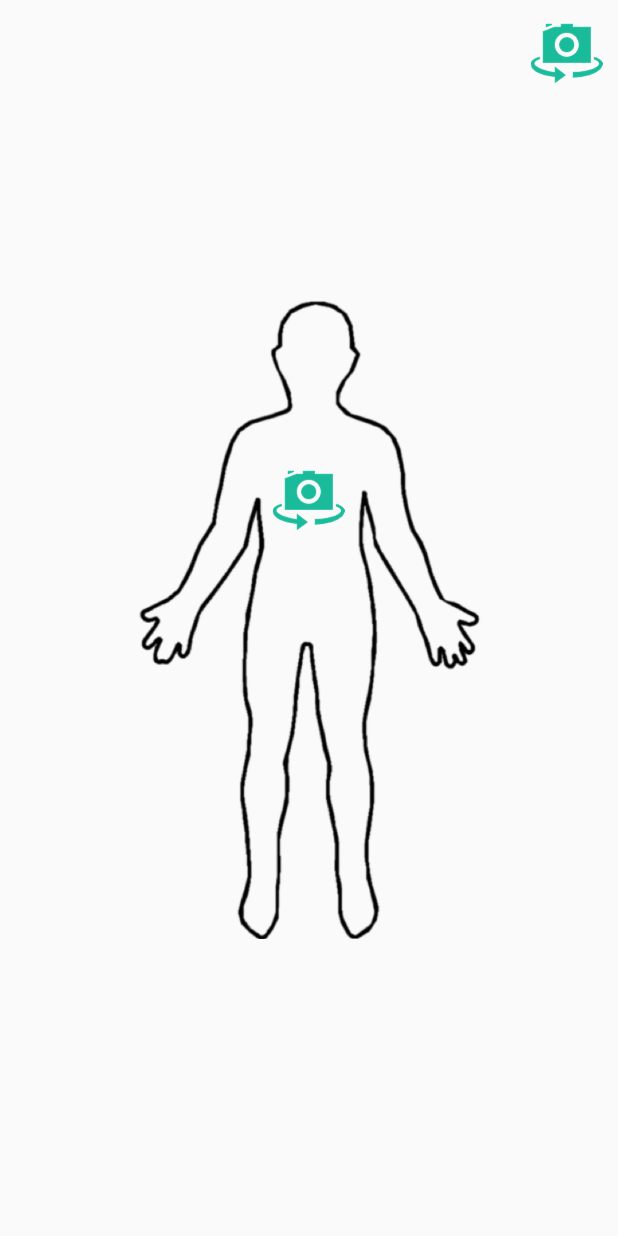
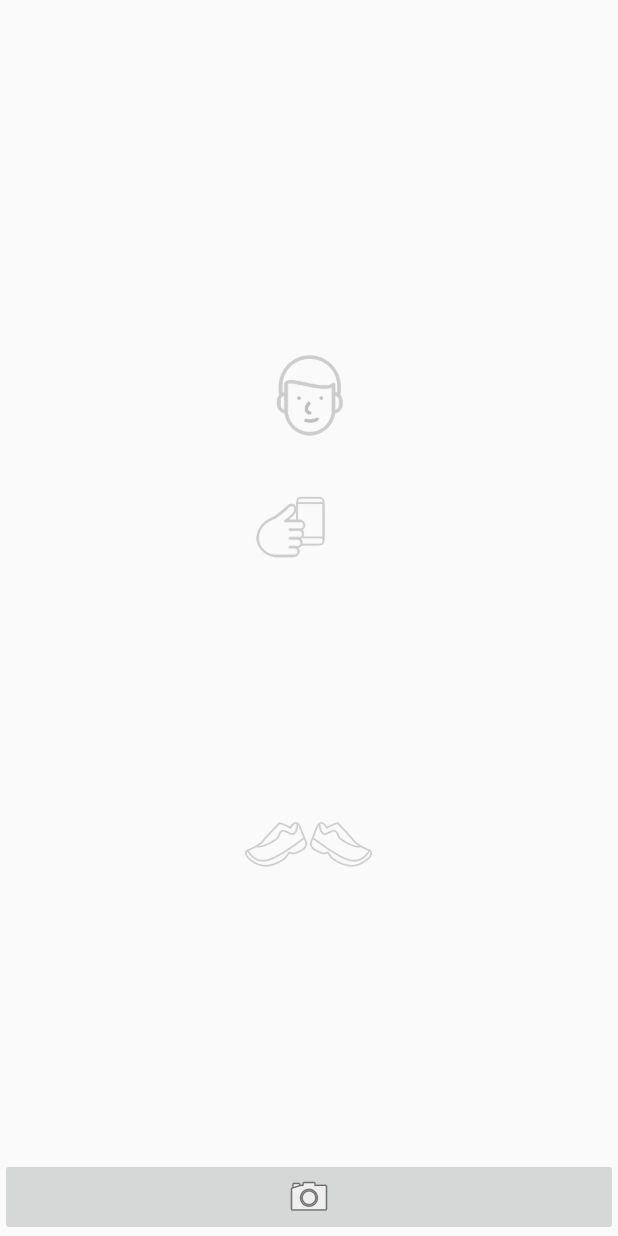
Before and after one commit to yeonjukko/BodyEnd, an Android app: the layout activity_camera.xml on its own in the app's theme, with its tools: preview values and no code run, on a phone screen of 412 x 824 dp. Run offline under Robolectric (Android 15) with nearby library versions, the phone set to English and light mode, and no system bars.

Commit message:
카메라 ui 전반적인 수정

```diff
--- a/app/build.gradle
+++ b/app/build.gradle
@@ -46,7 +46,6 @@ dependencies {
     compile 'com.android.support:appcompat-v7:23.3.0'
     compile 'com.google.android.gms:play-services:8.4.0'
     compile 'com.android.support:support-v4:23.3.0'
-    compile 'com.github.amlcurran.showcaseview:library:5.4.2'
     compile 'com.balysv:material-ripple:1.0.2'
     compile 'it.neokree:MaterialNavigationDrawer:1.3.3'
     compile project(':TitanicTextLibrary')
--- a/app/src/main/res/layout/activity_camera.xml
+++ b/app/src/main/res/layout/activity_camera.xml
@@ -9,30 +9,16 @@
         android:layout_width="match_parent"
         android:layout_height="match_parent" />
 
-    <ImageButton
-        android:id="@+id/imageButtonChangeCamera"
-        android:layout_width="wrap_content"
-        android:layout_height="wrap_content"
-        android:layout_gravity="right"
-        android:background="@null"
-        android:padding="10dp"
-        android:src="@drawable/switch_camera_96" />
 
 
     <ImageView
         android:id="@+id/imageViewHumanLine"
-        android:layout_width="match_parent"
-        android:layout_height="wrap_content"
+        android:layout_width="wrap_content"
+        android:layout_height="350dp"
         android:layout_gravity="center"
-        android:src="@drawable/icon_camera_man" />
+        android:src="@drawable/image_guide_line" />
 
-    <ImageView
-        android:id="@+id/imageViewCameraPosition"
-        android:layout_width="wrap_content"
-        android:layout_height="wrap_content"
-        android:layout_gravity="center"
-        android:layout_marginBottom="80dp"
-        android:src="@drawable/switch_camera_96" />
+
 
     <View
         android:id="@+id/viewHumanLine"
@@ -46,8 +32,7 @@
         android:layout_width="match_parent"
         android:layout_height="wrap_content"
         android:layout_gravity="bottom"
-        android:src="@android:drawable/ic_menu_camera"
-        android:visibility="gone" />
+        android:src="@android:drawable/ic_menu_camera" />
 
 
 </FrameLayout>
```
Also changed, not shown: app/src/main/java/net/yeonjukko/bodyend/activity/CameraActivity.java (+38 -98 lines), app/src/main/res/layout/dialog_camera_alert.xml (added, +45 -0 lines), app/src/main/res/values/styles.xml (+0 -17 lines), app/src/main/res/drawable-hdpi/image_camera_line.png (added), app/src/main/res/drawable-hdpi/image_guide_line.png (added), app/src/main/res/drawable-mdpi/image_camera_line.png (added), app/src/main/res/drawable-mdpi/image_guide_line.png (added), app/src/main/res/drawable-xhdpi/image_camera_line.png (added), app/src/main/res/drawable-xhdpi/image_guide_line.png (added), app/src/main/res/drawable-xxhdpi/image_camera_line.png (added), app/src/main/res/drawable-xxhdpi/image_guide_line.png (added), app/src/main/res/drawable-xxxhdpi/image_camera_line.png (added), app/src/main/res/drawable-xxxhdpi/image_guide_line.png (added), 1 other file.
